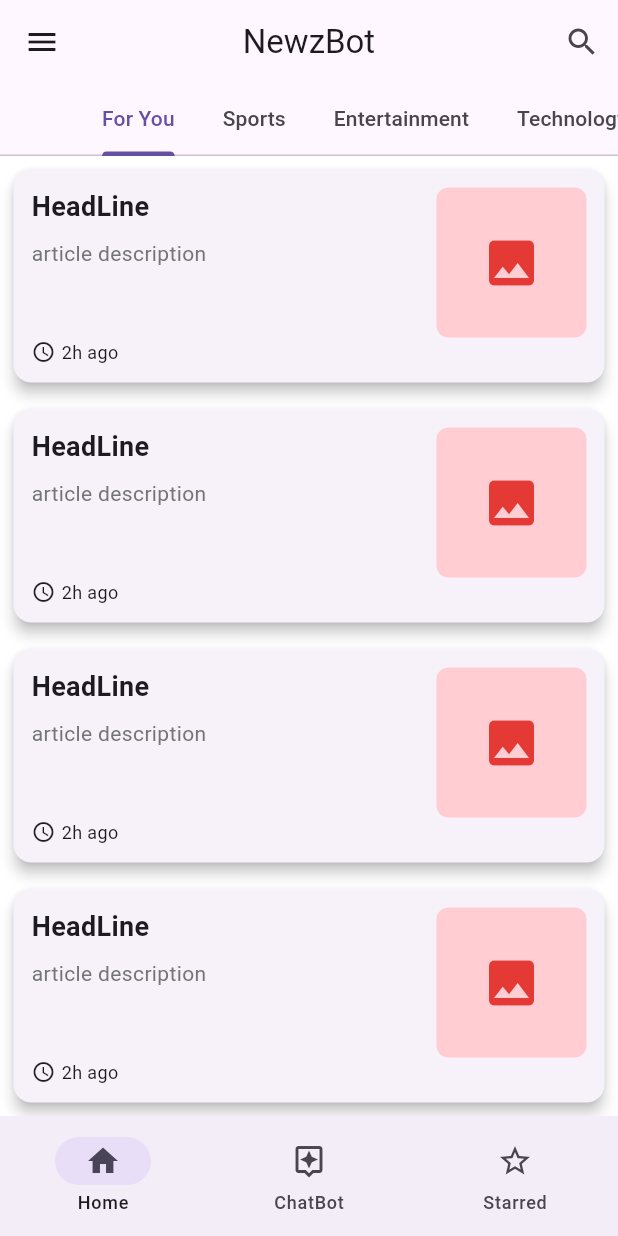
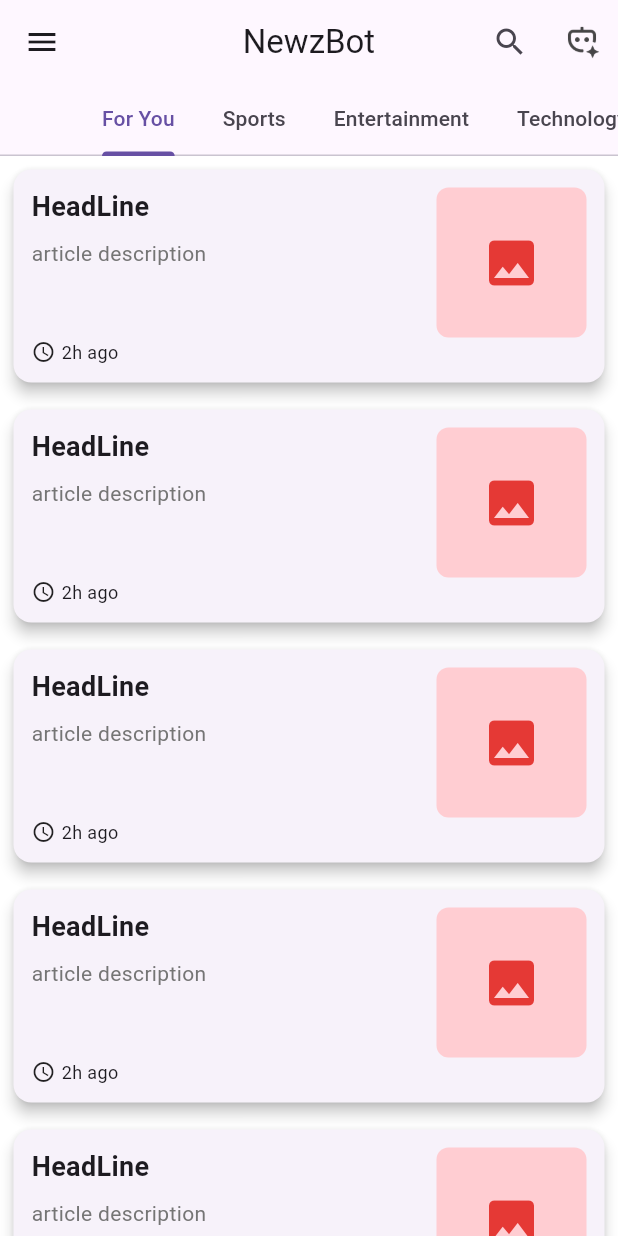
Before and after one commit to kambalashanmukh/NewzBot, a Flutter app: the screen it shows after launch, on a phone screen of 412 x 824 dp. Run offline on Flutter 3.47's test engine with Material 3 defaults, Android fonts, the phone set to English and light mode, and no system bars.

Commit message:
updated UI

```diff
--- a/lib/main.dart
+++ b/lib/main.dart
@@ -63,6 +63,10 @@ class MyAppState extends State<MyApp> with TickerProviderStateMixin {
               icon: Icon(Icons.search),
               onPressed: () {},
             ),
+            IconButton(
+              icon: Image.asset('lib/Icons/bot.png', width: 25, height: 25, color: const Color.fromARGB(222, 43, 43, 43),),
+              onPressed: () {},
+            )
           ],
         ),
         drawer: buildDrawer(context),
@@ -80,7 +84,7 @@ class MyAppState extends State<MyApp> with TickerProviderStateMixin {
               ),
             )).toList(),
         ),
-        bottomNavigationBar: NavigationBar(
+        /*bottomNavigationBar: NavigationBar(
           selectedIndex: selectedIndex,
           onDestinationSelected: (int index) {
             setState(() {
@@ -104,7 +108,7 @@ class MyAppState extends State<MyApp> with TickerProviderStateMixin {
               label: 'Starred',
             ),
           ],
-        ),
+        ),*/
       ),
     );
   }
@@ -133,6 +137,16 @@ class MyAppState extends State<MyApp> with TickerProviderStateMixin {
           ListTile(
             leading: Icon(Icons.person),
             title: Text('Account'),
+            onTap: () => Navigator.pop(context),
+          ),
+          ListTile(
+            leading: Icon(Icons.newspaper),
+            title: Text('News'),
+            onTap: () => Navigator.pop(context),
+          ),
+          ListTile(
+            leading: Icon(Icons.stacked_line_chart_outlined),
+            title: Text('Market'),
             onTap: () => Navigator.pop(context),
           ),
           ListTile(
--- a/pubspec.yaml
+++ b/pubspec.yaml
@@ -59,8 +59,8 @@ flutter:
   uses-material-design: true
 
   # To add assets to your application, add an assets section, like this:
-  # assets:
-  #   - images/a_dot_burr.jpeg
+  assets:
+     - lib/Icons/
   #   - images/a_dot_ham.jpeg
 
   # An image asset can refer to one or more resolution-specific "variants", see
```
Also changed, not shown: lib/Icons/bot.png (added).
